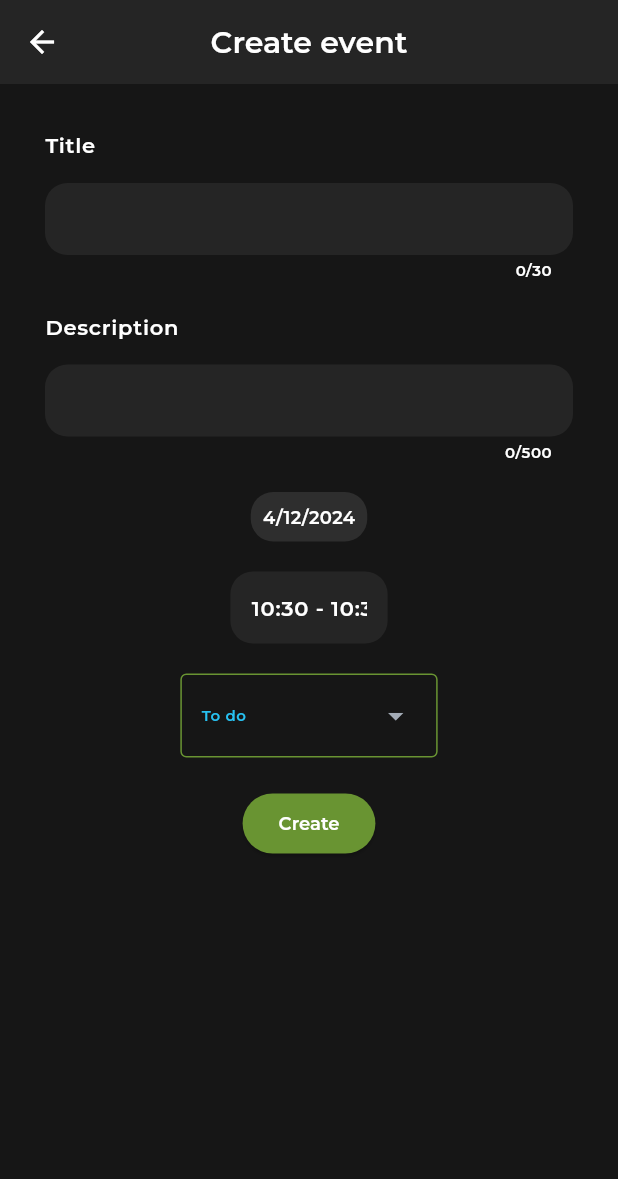
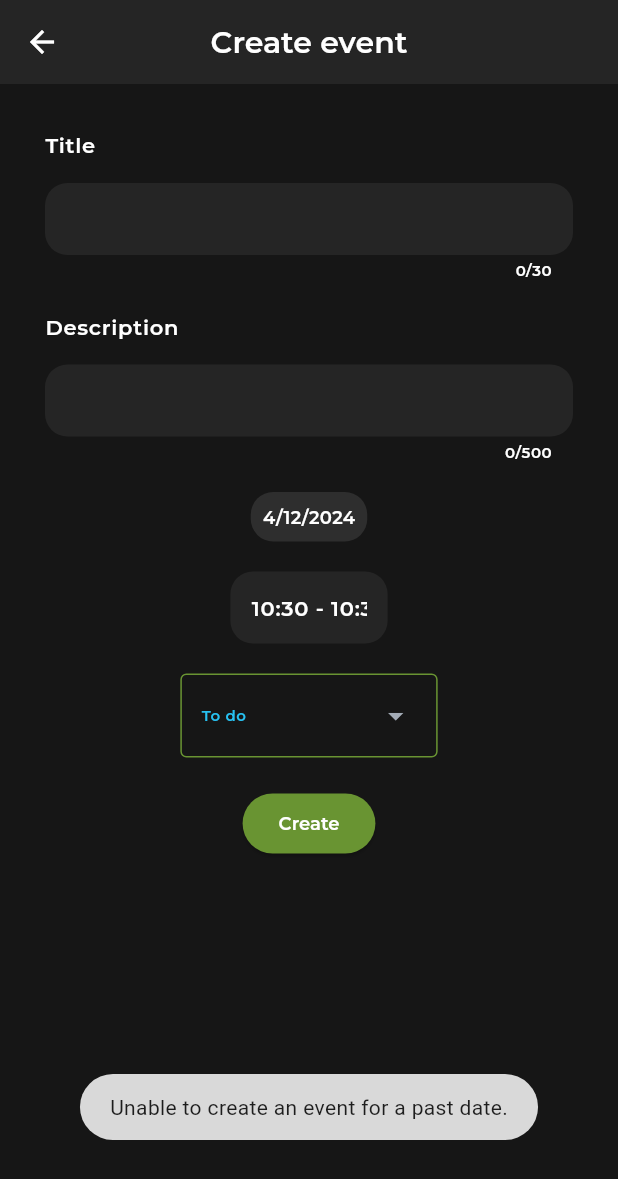
Before and after one commit to gusamyky/planner_app, a Flutter app: the CreateEditEventPage screen opened by its route, after a tap on "To do", after a tap on the "arrow drop up" icon, after a tap on "Create", on a phone screen of 412 x 824 dp. Shown: the top 1179 px of the screen. Run offline on Flutter 3.47's test engine with Material 3 defaults, Android fonts, the phone set to English and light mode, and no system bars; our stand-ins replace auto_route, flutter_bloc, flutter_local_notifications, flutter_svg, fluttertoast, freezed_annotation and 3 more; accounts and stored records are empty; generated files the repository leaves out were written again; Roboto replaces fonts that are missing (Poppins); project files that could hold a hidden picture were left out.

Commit message:
checks created

```diff
--- a/lib/src/config/l10n/app_en.arb
+++ b/lib/src/config/l10n/app_en.arb
@@ -3,13 +3,14 @@
   "cancel": "Cancel",
   "create": "Create",
   "create_event": "Create event",
-  "cross_events_error": "You already have event in that time.",
   "delete": "Delete",
   "delete_confirm": "Are you sure you want to delete event?",
   "description": "Description",
   "done": "Done",
   "edit": "Edit",
   "edit_event": "Edit event",
+  "event_too_early_error": "Unable to create an event for a past date.",
+  "events_overlap_error": "You already have event in that time.",
   "home": "Home",
   "in_progress": "In progress",
   "month": "Month",
--- a/lib/src/config/l10n/app_pl.arb
+++ b/lib/src/config/l10n/app_pl.arb
@@ -3,13 +3,14 @@
   "cancel": "Powrót",
   "create": "Utwórz",
   "create_event": "Utwórz event",
-  "cross_events_error": "Już istnieje event w takim czasie.",
   "delete": "Usuń",
   "delete_confirm": "Czy na pewno chcesz usunąć event?",
   "description": "Opis",
   "done": "Zrobione",
   "edit": "Edytuj",
   "edit_event": "Edytuj event",
+  "event_too_early_error": "Nie można utworzyć eventu z przeszłą datą.",
+  "events_overlap_error": "Już istnieje event w takim czasie.",
   "home": "Główna",
   "in_progress": "Procesowane",
   "month": "Miesiąc",
--- a/lib/src/modules/pages/event/create_edit_event/create_edit_event.dart
+++ b/lib/src/modules/pages/event/create_edit_event/create_edit_event.dart
@@ -65,8 +65,13 @@ class CreateEditEventPage extends StatelessWidget {
             monthPageCubit!.getMonthEvents();
             context.router.maybePop();
           } else if (state.stateStatus == StateStatus.error) {
-            Fluttertoast.showToast(
-                msg: AppLocalizations.of(context)!.cross_events_error);
+            if (state.errorMessage == 'OVERLAP') {
+              Fluttertoast.showToast(
+                  msg: AppLocalizations.of(context)!.events_overlap_error);
+            } else if (state.errorMessage == 'EVENT_TIME_IS_TOO_EARLY') {
+              Fluttertoast.showToast(
+                  msg: AppLocalizations.of(context)!.event_too_early_error);
+            }
           }
         },
         listenWhen: (previous, current) =>
--- a/lib/src/modules/pages/event/create_edit_event/cubit/create_edit_event_cubit.dart
+++ b/lib/src/modules/pages/event/create_edit_event/cubit/create_edit_event_cubit.dart
@@ -95,7 +95,7 @@ class CreateEditEventCubit extends Cubit<CreateEditEventState> {
       }
     }
 
-    if (crossEvents.isEmpty) {
+    if (crossEvents.isEmpty && state.timeFrom.isAfter(DateTime.now())) {
       final newEvent = Event(
         title: state.eventTitle.trim(),
         description: state.eventDescription.trim(),
@@ -108,7 +108,10 @@ class CreateEditEventCubit extends Cubit<CreateEditEventState> {
       scheduleNotification(newEvent);
       emit(state.copyWith(stateStatus: StateStatus.added));
     } else {
-      emit(state.copyWith(stateStatus: StateStatus.error));
+      emit(state.copyWith(
+          stateStatus: StateStatus.error,
+          errorMessage:
+              crossEvents.isNotEmpty ? 'OVERLAP' : 'EVENT_TIME_IS_TOO_EARLY'));
     }
   }
 
--- a/lib/src/widgets/time_range_picker.dart
+++ b/lib/src/widgets/time_range_picker.dart
@@ -51,7 +51,6 @@ class _TimeRangePickerDialog extends StatelessWidget {
                     mode: CupertinoDatePickerMode.time,
                     use24hFormat: true,
                     initialDateTime: initialStartTime,
-                    minimumDate: DateTime.now(),
                     minuteInterval: 5,
                     onDateTimeChanged: onStartTimeChanged,
                   ),
@@ -61,7 +60,6 @@ class _TimeRangePickerDialog extends StatelessWidget {
                     mode: CupertinoDatePickerMode.time,
                     use24hFormat: true,
                     initialDateTime: initialEndTime,
-                    minimumDate: DateTime.now(),
                     minuteInterval: 5,
                     onDateTimeChanged: onEndTimeChanged,
                   ),
```
